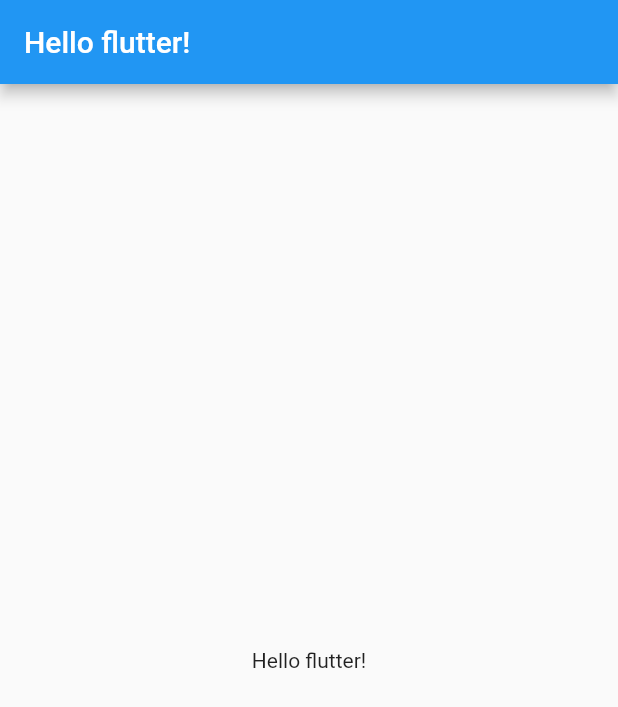
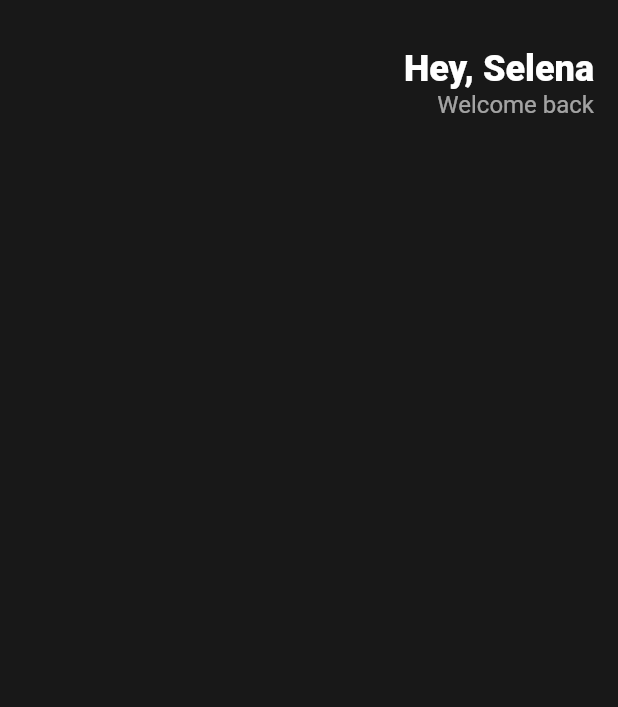
Before and after one commit to yyeonkim/flutterStudy, a Flutter app: the screen it shows after launch, on a phone screen of 412 x 824 dp. Shown: the top 707 px of the screen. Run offline on Flutter 3.47's test engine with Material 2 defaults, Android fonts, the phone set to English and light mode, and no system bars.

Commit message:
Feat: Add Header

```diff
--- a/lib/main.dart
+++ b/lib/main.dart
@@ -9,13 +9,37 @@ class App extends StatelessWidget {
   Widget build(BuildContext context) {
     return MaterialApp(
       home: Scaffold(
-        appBar: AppBar(
-          title: Text("Hello flutter!"),
-        ),
-        body: Center(
-          child: Text("Hello flutter!"),
-        ),
-      ),
+          backgroundColor: Color(0xFF181818),
+          body: Padding(
+              padding: EdgeInsets.symmetric(horizontal: 16, vertical: 32),
+              child: Column(
+                children: [
+                  Row(
+                    mainAxisAlignment: MainAxisAlignment.end,
+                    children: [
+                      Column(
+                        crossAxisAlignment: CrossAxisAlignment.end,
+                        children: [
+                          Text(
+                            "Hey, Selena",
+                            style: TextStyle(
+                              color: Colors.white,
+                              fontSize: 24,
+                              fontWeight: FontWeight.w800,
+                            ),
+                          ),
+                          Text(
+                            "Welcome back",
+                            style: TextStyle(
+                                color: Colors.white.withOpacity(0.6),
+                                fontSize: 16),
+                          ),
+                        ],
+                      )
+                    ],
+                  )
+                ],
+              ))),
     );
   }
 }
```
